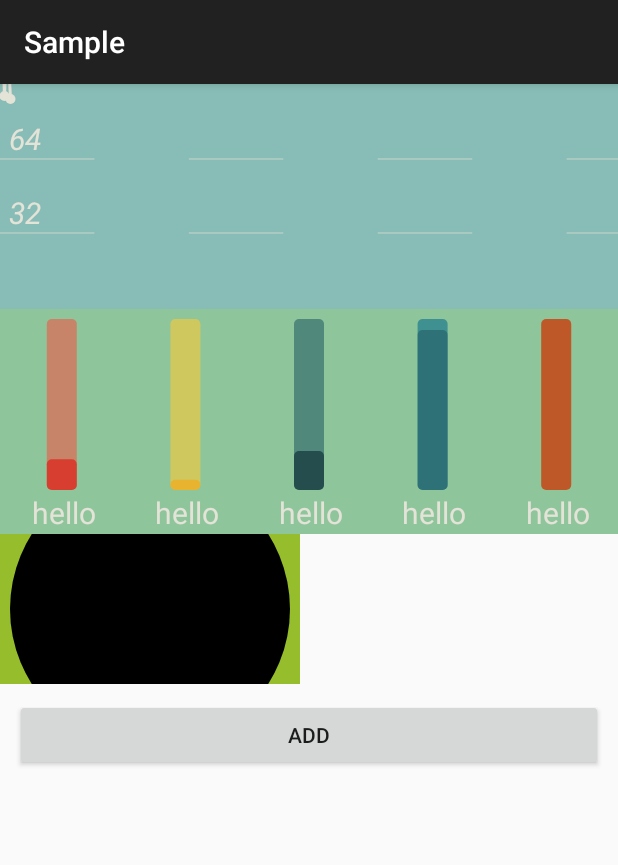
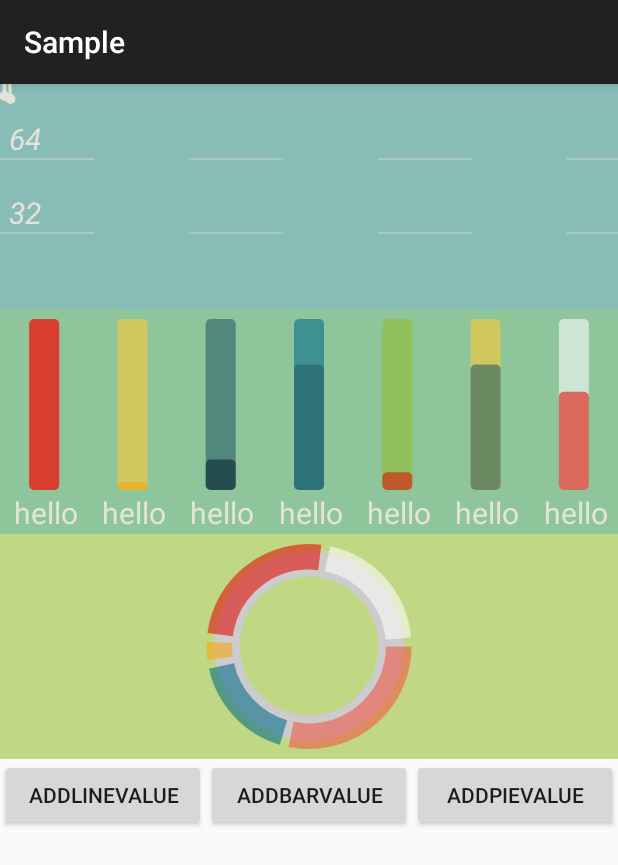
Before and after one commit to zakiso/animation-chart-sample, an Android app: the screen it shows after launch (MainActivity), on a phone screen of 412 x 824 dp. Shown: the top 865 px of the screen. Run offline under Robolectric (Android 15) with nearby library versions, the phone set to English and light mode, and no system bars.

Commit message:
dev ready to fix animate bug

```diff
--- a/app/src/main/java/me/blogof/android/app/BarView.java
+++ b/app/src/main/java/me/blogof/android/app/BarView.java
@@ -25,12 +25,14 @@ public class BarView extends View {
     private float pillarRadius = 5f;
     private String titleColor = "#E3E3D8";
     private float titleSize = 30f;
+    private boolean isDelta = false;
+    private ObjectAnimator animator;
 
     public BarView(Context context, AttributeSet attrs) {
         super(context, attrs);
-        TypedArray t = getContext().obtainStyledAttributes(attrs,R.styleable.cute_bar_view);
-        orientation = t.getInt(R.styleable.cute_bar_view_orientation,1);
-        pillarWidth = t.getDimension(R.styleable.cute_bar_view_pillar_width,30f);
+        TypedArray t = getContext().obtainStyledAttributes(attrs, R.styleable.cute_bar_view);
+        orientation = t.getInt(R.styleable.cute_bar_view_orientation, 1);
+        pillarWidth = t.getDimension(R.styleable.cute_bar_view_pillar_width, 30f);
         mPaint = new Paint(Paint.ANTI_ALIAS_FLAG);
     }
 
@@ -40,58 +42,57 @@ public class BarView extends View {
         drawPillar(canvas);
     }
 
-    private void drawPillar(Canvas canvas){
-        if (null == pillars||pillars.size() == 0){
+    private void drawPillar(Canvas canvas) {
+        if (null == pillars || pillars.size() == 0) {
             return;
         }
 
-        float itemCell = (getHeight() - 2*padding) / maxValue;
         //柱与柱之间的间隔
         float space;
-        if (orientation == 1){
-            space = (getWidth() - (pillars.size() * pillarWidth))/pillars.size();
-        }else {
-            space = (getHeight() - (pillars.size() * pillarWidth))/pillars.size();
+        if (orientation == 1) {
+            space = (getWidth() - (pillars.size() * pillarWidth)) / pillars.size();
+        } else {
+            space = (getHeight() - (pillars.size() * pillarWidth)) / pillars.size();
         }
         mPaint.setStrokeWidth(1);
         mPaint.setStyle(Paint.Style.FILL);
         mPaint.setTextSize(titleSize);
 
-        for (int i=0;i<pillars.size();i++){
+        for (int i = 0; i < pillars.size(); i++) {
 
             Pillar p = pillars.get(i);
             Rect bounds = new Rect();
-            mPaint.getTextBounds(p.title,0,p.title.length(),bounds);
+            mPaint.getTextBounds(p.title, 0, p.title.length(), bounds);
             float titleHeight = bounds.height();
             float titleWidth = bounds.width();
-
-            float left = i*pillarWidth + (i+0.5f)*space;
+            float itemCell = (getHeight() - 4 * padding - titleHeight) / maxValue;
+            float left = i * pillarWidth + (i + 0.5f) * space;
             float top = padding;
             float right = left + pillarWidth;
-            float bottom = getHeight() - 2*padding - titleHeight;
-            RectF r = new RectF(left,top,right,bottom);
+            float bottom = getHeight() - 2 * padding - titleHeight;
+            RectF r = new RectF(left, top, right, bottom);
             mPaint.setColor(Color.parseColor(pillars.get(i).color));
             //画柱子的背景
-            canvas.drawRoundRect(r,pillarRadius,pillarRadius,mPaint);
+            canvas.drawRoundRect(r, pillarRadius, pillarRadius, mPaint);
             //画柱子
 
             float pTop;
-            if (p.currentValue > maxValue){
+            if (p.currentValue >= maxValue) {
                 pTop = top;
-            }else {
+            } else {
                 pTop = bottom - (p.currentValue * itemCell);
             }
-            RectF r1 = new RectF(left,pTop,right,bottom);
+            RectF r1 = new RectF(left, pTop, right, bottom);
             mPaint.setColor(Color.parseColor(p.fillColor));
-            canvas.drawRoundRect(r1,pillarRadius,pillarRadius,mPaint);
+            canvas.drawRoundRect(r1, pillarRadius, pillarRadius, mPaint);
             mPaint.setColor(Color.parseColor(titleColor));
             float titleLeft;
-            if (titleWidth > (right-left)){
-                titleLeft = left - titleWidth/4;
-            }else {
-                titleLeft = left + titleWidth/4;
+            if (titleWidth > (right - left)) {
+                titleLeft = left - titleWidth / 4;
+            } else {
+                titleLeft = left + titleWidth / 4;
             }
-            canvas.drawText(p.title,titleLeft,getHeight() - padding,mPaint);
+            canvas.drawText(p.title, titleLeft, getHeight() - padding, mPaint);
         }
     }
 
@@ -101,24 +102,40 @@ public class BarView extends View {
 
     public void setPillars(List<Pillar> pillars) {
         this.pillars = pillars;
+        isDelta = false;
         startDrawView();
     }
 
-    private void startDrawView(){
-        ObjectAnimator animator = ObjectAnimator.ofFloat(this, "phase", 0.0f, 1.0f);
+    private void startDrawView() {
+        if (animator != null && animator.isRunning()) {
+            animator.cancel();
+            if (!isDelta) {
+                setPhase(1);
+            }
+        }
+        animator = ObjectAnimator.ofFloat(this, "phase", 0.0f, 1.0f);
         AccelerateDecelerateInterpolator a = new AccelerateDecelerateInterpolator();
         animator.setInterpolator(a);
-        animator.setDuration(1300);
+        animator.setDuration(1000);
         animator.start();
     }
 
-    public void reloadData(){
+    public void reloadData() {
+        isDelta = true;
         startDrawView();
     }
 
-    public void setPhase(float phase){
-        for (int i=0;i<pillars.size();i++){
-            pillars.get(i).currentValue = phase * pillars.get(i).value;
+    public void setPhase(float phase) {
+        for (int i = 0; i < pillars.size(); i++) {
+            Pillar p = pillars.get(i);
+            float currentValue = p.currentValue;
+            if (p.value > currentValue && isDelta) {
+                p.currentValue += phase * (p.value - currentValue);
+            }else if (p.value < currentValue && isDelta){
+                p.currentValue -= phase * (currentValue - p.value);
+            }else if (!isDelta) {
+                p.currentValue = phase * p.value;
+            }
         }
         invalidate();
     }
--- a/app/src/main/java/me/blogof/android/app/LineView.java
+++ b/app/src/main/java/me/blogof/android/app/LineView.java
@@ -1,16 +1,12 @@
 package me.blogof.android.app;
 
 import android.animation.ObjectAnimator;
-import android.animation.ValueAnimator;
 import android.content.Context;
 import android.graphics.*;
 import android.util.AttributeSet;
-import android.util.Log;
 import android.view.View;
-import android.view.animation.*;
-import android.widget.LinearLayout;
+import android.view.animation.AccelerateDecelerateInterpolator;
 
-import java.util.ArrayList;
 import java.util.List;
 
 /**
@@ -37,16 +33,15 @@ public class LineView extends View{
     private float pathLength;
     private Paint mPaint;
 
+    /**
+     *  用于设置动画类型,如果是第一次设置数据源 则为false
+     *  false的时候动画为线条逐渐增加的动画
+     *  true为直接更新某个点的动画
+     **/
+    private boolean isDelta = false;
+
     //当前曲线的动画的偏移量
     private float currentOffset;
-    /**
-     * 动画播放的时间
-     */
-    private int time = 4000;
-    /**
-     * 动画间隔
-     */
-    private int delay = 500;
 
     public LineView(Context context, AttributeSet attrs) {
         super(context, attrs);
@@ -163,4 +158,15 @@ public class LineView extends View{
             points.get(i).setXY(x,y);
         }
     }
+
+    public void reloadData(){
+
+    }
+
+    //下面是get set方法
+    public LinePoint getPoint(int index){
+        return points.get(index);
+    }
+
+
 }
--- a/app/src/main/java/me/blogof/android/app/MainActivity.java
+++ b/app/src/main/java/me/blogof/android/app/MainActivity.java
@@ -29,7 +29,7 @@ public class MainActivity extends AppCompatActivity {
         barView = (BarView)findViewById(R.id.bar_view);
         barView.setBackgroundColor(Color.parseColor("#8FC59B"));
         pieView = (PieView)findViewById(R.id.pie_view);
-        pieView.setBackgroundColor(Color.parseColor("#96BD2C"));
+        pieView.setBackgroundColor(Color.parseColor("#9096BD2C"));
     }
 
     private void initData(){
@@ -48,17 +48,40 @@ public class MainActivity extends AppCompatActivity {
         lineView.setPoints(points);
 
         List<Pillar> pillars = new ArrayList<Pillar>();
-        Pillar pillar1 = new Pillar();
-        pillars.add(new Pillar(15f,"hello","#90F45443","#90E20904"));
+        pillars.add(new Pillar(100f,"hello","#90F45443","#90E20904"));
         pillars.add(new Pillar(5f,"hello","#90FFCC33","#90FBA30B"));
         pillars.add(new Pillar(19f,"hello","#90235B66","#9005202A"));
         pillars.add(new Pillar(78f,"hello","#90016B88","#90235B66"));
-        pillars.add(new Pillar(111f,"hello","#9096BD2C","#90E20904"));
+        pillars.add(new Pillar(11f,"hello","#9096BD2C","#90E20904"));
+        pillars.add(new Pillar(78f,"hello","#90FFCC33","#90235B66"));
+        pillars.add(new Pillar(61f,"hello","#90ffffff","#90E20904"));
         barView.setPillars(pillars);
+
+        List<Pie> pies = new ArrayList<Pie>();
+        pies.add(new Pie(100f,"#90F45443"));
+        pies.add(new Pie(60f,"#90016B88"));
+        pies.add(new Pie(10f,"#90FBA30B"));
+        pies.add(new Pie(88f,"#90E20904"));
+        pies.add(new Pie(72f,"#90ffffff"));
+        pieView.setPies(pies);
     }
 
-    public void addValue(View v){
+    public void addBarValue(View v){
+        barView.getPillars().get(0).value -= 10;
+        barView.getPillars().get(1).value += 10;
         barView.getPillars().get(2).value += 1;
+
         barView.reloadData();
     }
+
+    public void addLineValue(View v){
+
+
+    }
+
+    public void addPieValue(View v){
+        Pie p = pieView.getPie(1);
+        p.setValue(p.getValue() - 50);
+        pieView.reloadData();
+    }
 }
--- /dev/null
+++ b/app/src/main/java/me/blogof/android/app/Pie.java
@@ -0,0 +1,41 @@
+package me.blogof.android.app;
+
+/**
+ * Created by dzq on 16/1/16.
+ */
+public class Pie {
+
+    private float value;
+    private float currentValue;
+    public String color;
+
+    public Pie(float value, String color) {
+        this.value = value;
+        this.color = color;
+
+    }
+
+    public float getValue() {
+        return value;
+    }
+
+    public void setValue(float value) {
+        this.value = value;
+    }
+
+    public String getColor() {
+        return color;
+    }
+
+    public void setColor(String color) {
+        this.color = color;
+    }
+
+    public float getCurrentValue() {
+        return currentValue;
+    }
+
+    public void setCurrentValue(float currentValue) {
+        this.currentValue = currentValue;
+    }
+}
--- a/app/src/main/java/me/blogof/android/app/PieView.java
+++ b/app/src/main/java/me/blogof/android/app/PieView.java
@@ -1,26 +1,37 @@
 package me.blogof.android.app;
 
+import android.animation.ObjectAnimator;
 import android.content.Context;
 import android.graphics.Canvas;
+import android.graphics.Color;
 import android.graphics.Paint;
 import android.graphics.RectF;
 import android.util.AttributeSet;
 import android.view.View;
+import android.view.animation.AccelerateDecelerateInterpolator;
+
+import java.util.List;
 
 /**
  * Created by dzq on 16/1/15.
  */
 public class PieView extends View {
 
-    private float percent;
-    //当前的百分比 用于动画
-    private float currentPercent;
+
+    private List<Pie> pies;
     private String title;
     private String circleColor;
     private String circleWidthPercent;
     private String titleColor;
+    private String backgroundColor = "#dcdcdc";
     private Paint mPaint;
+    //图表距离边框的padding
     private float padding = 10;
+    //pie和pie之间的padding
+    private float pieSpace = 5;
+    private float maxValue;
+    private float lastAngle = 0;
+    private float phase = 0f;
 
     public PieView(Context context) {
         super(context);
@@ -36,19 +47,132 @@ public class PieView extends View {
     protected void onDraw(Canvas canvas) {
         super.onDraw(canvas);
         float radius;
-        if (getHeight()>getWidth()){
+        if (getHeight() < getWidth()){
             radius = (getHeight() - 2*padding)/2;
         }else {
             radius = (getWidth() -2*padding)/2;
         }
         float centerX = getWidth()/2;
         float centerY = getHeight()/2;
-        canvas.drawCircle(centerX,centerY,radius,mPaint);
+        mPaint.setStrokeWidth(radius/4);
+        mPaint.setStyle(Paint.Style.STROKE);
+        mPaint.setColor(Color.LTGRAY);
+        canvas.drawCircle(centerX,centerY,radius - (radius/5),mPaint);
+        drawPie(canvas);
+    }
 
-        if (getHeight() > getWidth()){
+    private void drawPie(Canvas canvas){
+        if (null == pies || pies.size() == 0){
+            return;
+        }
+        lastAngle = 0;
+        maxValue = 0;
+        float radius;
+        if (getHeight() < getWidth()){
+            radius = (getHeight() - 2*padding)/2;
+        }else {
+            radius = (getWidth() -2*padding)/2;
+        }
+        mPaint.setStrokeWidth(radius/4);
+        mPaint.setStyle(Paint.Style.STROKE);
+        mPaint.setColor(Color.LTGRAY);
 
+
+        float leftX,leftY,rightX,rightY;
+        if (getWidth()>getHeight()){
+            leftX = (getWidth() - getHeight() + 2*padding)/2 + radius/8;
+            leftY = padding + radius/8;
+            rightX = getWidth() - leftX;
+            rightY = getHeight() - leftY;
+        }else {
+            leftX = padding + radius/8;
+            leftY = (getHeight() - getWidth() + 2*padding)/2 + radius/8;
+            rightX = getWidth() - leftX;
+            rightY = getHeight() - leftY;
         }
-//        RectF rectF = new RectF();
-//        canvas.drawArc();
+        RectF rectF = new RectF(leftX,leftY,rightX,rightY);
+        for (int i=0;i<pies.size();i++){
+            Pie p = pies.get(i);
+            maxValue += p.getValue();
+        }
+        for (int i=0;i<pies.size();i++){
+            Pie p = pies.get(i);
+            double percent = (p.getValue()/maxValue)*(360 - pies.size()*pieSpace);
+            mPaint.setColor(Color.parseColor(p.color));
+            canvas.drawArc(rectF,lastAngle + i*pieSpace, (float)(phase * percent),false,mPaint);
+            lastAngle += (float) percent;
+        }
+    }
+
+    public void setPies(List<Pie> pies) {
+        this.pies = pies;
+        startDrawView();
+
+    }
+
+    private void startDrawView() {
+        ObjectAnimator animator = ObjectAnimator.ofFloat(this, "phase", 0.0f, 1.0f);
+        AccelerateDecelerateInterpolator a = new AccelerateDecelerateInterpolator();
+        animator.setInterpolator(a);
+        animator.setDuration(1300);
+        animator.start();
+    }
+
+    private void setPhase(float phase){
+        this.phase = phase;
+        postInvalidate();
+    }
+
+    public void  reloadData(){
+        startDrawView();
+    }
+
+    //下面全是get set方法
+
+    public Pie getPie(int index){
+        return pies.get(index);
+    }
+    public List<Pie> getPies() {
+        return pies;
+    }
+
+    public String getCircleColor() {
+        return circleColor;
+    }
+
+    public void setCircleColor(String circleColor) {
+        this.circleColor = circleColor;
+    }
+
+    public String getTitleColor() {
+        return titleColor;
+    }
+
+    public void setTitleColor(String titleColor) {
+        this.titleColor = titleColor;
+    }
+
+    public String getBackgroundColor() {
+        return backgroundColor;
+    }
+
+    public void setBackgroundColor(String backgroundColor) {
+        this.backgroundColor = backgroundColor;
+    }
+
+    public float getPieSpace() {
+        return pieSpace;
+    }
+
+    public void setPieSpace(float pieSpace) {
+        this.pieSpace = pieSpace;
+    }
+
+    public float getPadding() {
+        return padding;
+    }
+
+    public void setPadding(float padding) {
+        this.padding = padding;
     }
 }
--- a/app/src/main/res/layout/activity_main.xml
+++ b/app/src/main/res/layout/activity_main.xml
@@ -12,6 +12,8 @@
             android:layout_width="match_parent"
             android:layout_height="150dp"/>
 
+
+
     <me.blogof.android.app.BarView
             android:id="@+id/bar_view"
             android:layout_width="match_parent"
@@ -21,16 +23,37 @@
 
     <me.blogof.android.app.PieView
             android:id="@+id/pie_view"
-            android:layout_width="200dp"
-            android:layout_height="100dp"/>
+            android:layout_width="match_parent"
+            android:layout_height="150dp"/>
 
-    <Button
-            android:layout_width="match_parent"
-            android:layout_height="wrap_content"
-            android:layout_margin="10dp"
-            android:id="@+id/add_value"
-            android:onClick="addValue"
-            android:text="add"/>
+    <LinearLayout android:layout_width="match_parent"
+                  android:layout_height="wrap_content"
+                    android:orientation="horizontal">
+
+        <Button
+                android:layout_width="0dp"
+                android:layout_height="wrap_content"
+                android:onClick="addLineValue"
+                android:layout_weight="1"
+                android:text="addLineValue"/>
+
+        <Button
+                android:layout_width="0dp"
+                android:layout_height="wrap_content"
+                android:onClick="addBarValue"
+                android:layout_weight="1"
+                android:text="addBarValue"/>
+
+        <Button
+                android:layout_width="0dp"
+                android:layout_weight="1"
+                android:layout_height="wrap_content"
+                android:onClick="addPieValue"
+                android:text="addPieValue"/>
+
+    </LinearLayout>
+
+
 
 
 </LinearLayout>
```
